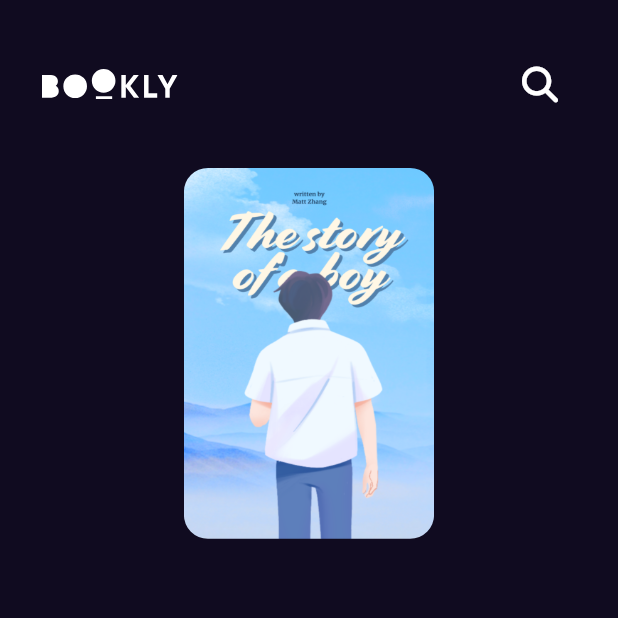
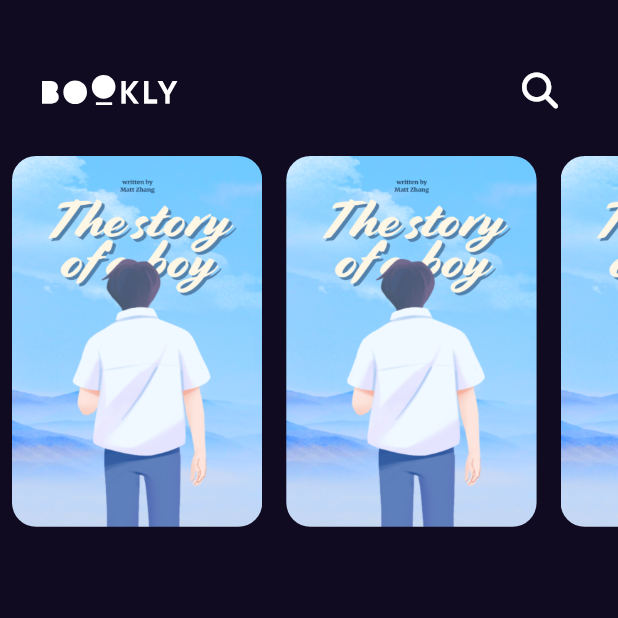
Before and after one commit to mano299/bookly, a Flutter app: the screen it shows after launch, on a phone screen of 412 x 824 dp, the top half of it. Run offline on Flutter 3.47's test engine with Material 3 defaults, Android fonts, the phone set to English and light mode, and no system bars; our stand-ins replace flutter_svg, font_awesome_flutter, get.

Commit message:
add featured list view to home

```diff
--- a/lib/features/home/presention/widgets/custom_home_app_bar.dart
+++ b/lib/features/home/presention/widgets/custom_home_app_bar.dart
@@ -9,7 +9,7 @@ class CustomHomeAppBar extends StatelessWidget {
   @override
   Widget build(BuildContext context) {
     return Padding(
-      padding: const EdgeInsets.symmetric(horizontal: 28.0, vertical: 32),
+      padding: const EdgeInsets.only(right: 28.0, left: 28, top: 36, bottom: 20),
       child: Container(
         child: Row(
           mainAxisAlignment: MainAxisAlignment.spaceBetween,
--- /dev/null
+++ b/lib/features/home/presention/widgets/custom_list_view.dart
@@ -0,0 +1,21 @@
+import 'package:bookly/features/home/presention/widgets/featured_list_view_item.dart';
+import 'package:flutter/material.dart';
+
+class FeaturedListView extends StatelessWidget {
+  const FeaturedListView({super.key});
+
+  @override
+  Widget build(BuildContext context) {
+    return SizedBox(
+      height: MediaQuery.of(context).size.height * .3,
+      child: ListView.builder(
+        itemBuilder: (context, index) => Padding(
+          padding: const EdgeInsets.symmetric(horizontal: 8.0),
+          child: FeaturedListViewItem(),
+        ),
+        scrollDirection: Axis.horizontal,
+        itemCount: 5,
+      ),
+    );
+  }
+}
--- a/lib/features/home/presention/widgets/custom_list_view_item.dart
+++ b/lib/features/home/presention/widgets/featured_list_view_item.dart
@@ -1,8 +1,8 @@
 import 'package:bookly/core/assets.dart';
 import 'package:flutter/material.dart';
 
-class CustomListViewItem extends StatelessWidget {
-  const CustomListViewItem({super.key});
+class FeaturedListViewItem extends StatelessWidget {
+  const FeaturedListViewItem({super.key});
 
   @override
   Widget build(BuildContext context) {
--- a/lib/features/home/presention/widgets/home_view_body.dart
+++ b/lib/features/home/presention/widgets/home_view_body.dart
@@ -1,6 +1,7 @@
 import 'package:bookly/features/home/presention/widgets/custom_home_app_bar.dart';
-import 'package:bookly/features/home/presention/widgets/custom_list_view_item.dart';
 import 'package:flutter/material.dart';
+
+import 'custom_list_view.dart';
 
 class HomeViewBody extends StatelessWidget {
   const HomeViewBody({
@@ -12,7 +13,7 @@ class HomeViewBody extends StatelessWidget {
     return Column(
       children: [
         CustomHomeAppBar(),
-        CustomListViewItem(),
+        FeaturedListView(),
       ],
     );
   }
```
